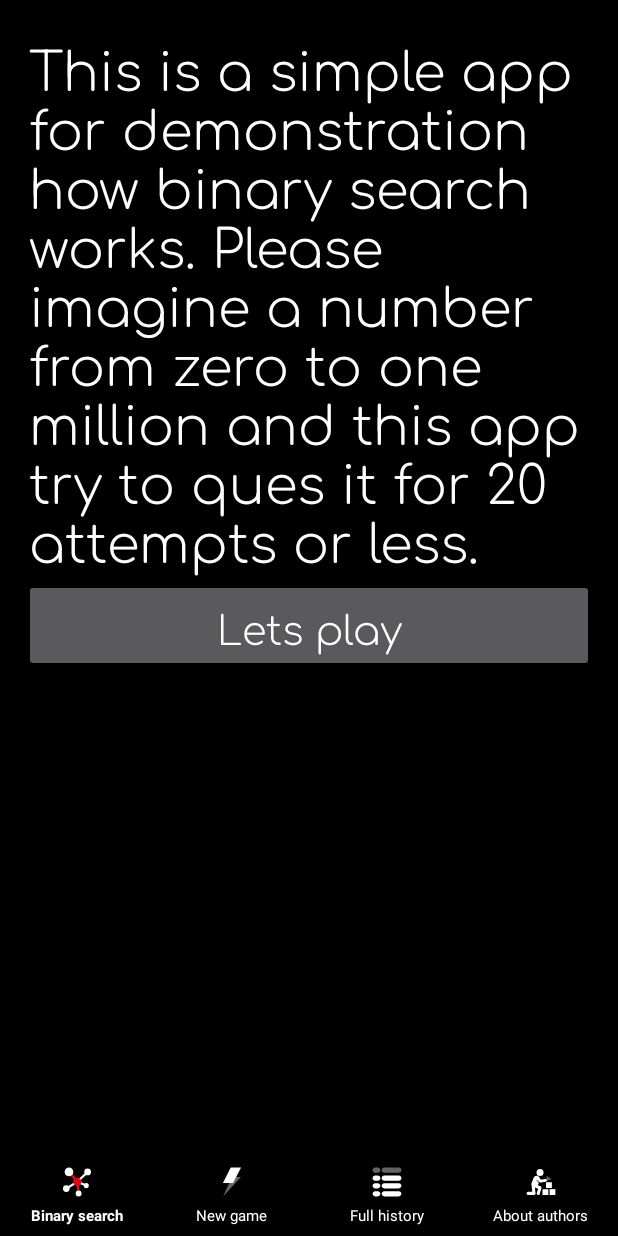
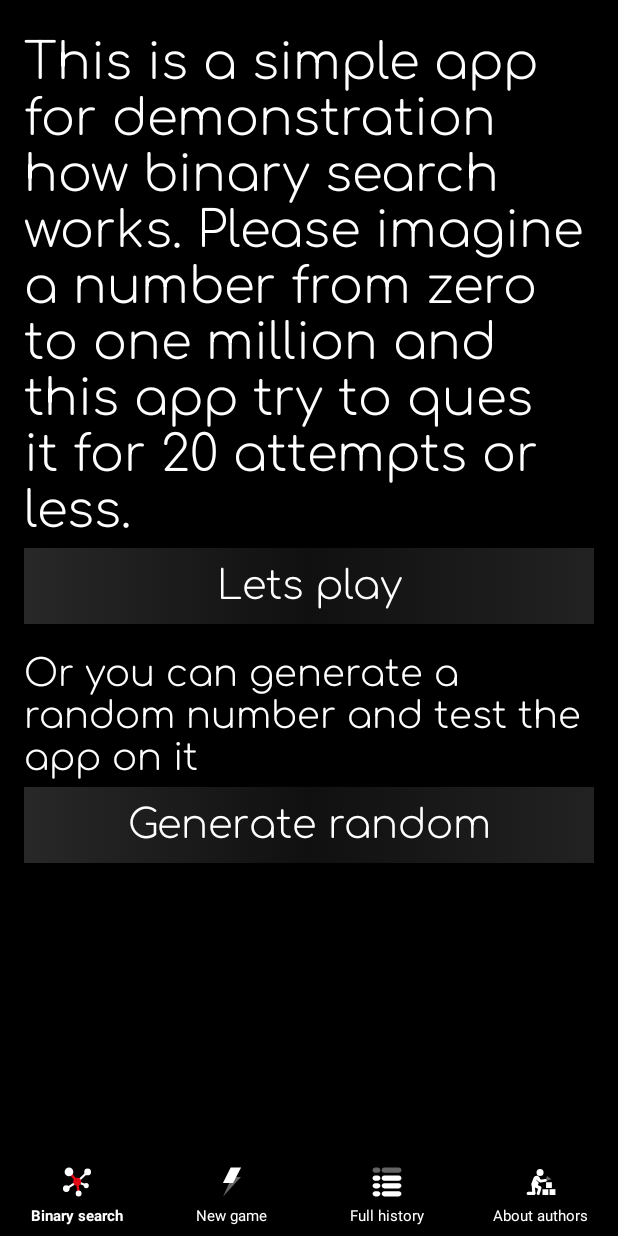
Before and after one commit to K2D2021/K2DBinarySearch, an Android app: the screen it shows after launch (MainActivity), on a phone screen of 412 x 824 dp. Run offline under Robolectric (Android 15) with nearby library versions, the phone set to English and light mode, and no system bars; our stand-ins replace Room's generated code.

Commit message:
Added styles for buttons. Now it more black, gradient and sharp.

```diff
--- /dev/null
+++ b/app/src/main/res/drawable/buttons_rounded_corners.xml
@@ -0,0 +1,28 @@
+<?xml version="1.0" encoding="utf-8"?>
+<selector xmlns:android="http://schemas.android.com/apk/res/android">
+    <item android:state_pressed="true">
+        <shape android:shape="rectangle">
+            <gradient android:centerColor="#000000"
+                android:endColor="#0C0C0C"
+                android:startColor="#121212" />
+            <corners android:radius="0dp" />
+            <padding android:bottom="9dp" />
+        </shape>
+    </item>
+    <item android:state_enabled="false">
+        <shape android:shape="rectangle">
+            <gradient android:centerColor="#000000"
+                android:endColor="#0C0C0C"
+                android:startColor="#121212" />
+            <corners android:radius="0dp" />
+            <padding android:bottom="9dp" />
+        </shape>
+    </item>
+    <item>
+        <shape android:shape="rectangle">
+            <gradient android:centerColor="#101010" android:endColor="#222222" android:startColor="#282828" />
+            <corners android:radius="0dp" />
+            <padding android:bottom="9dp" />
+        </shape>
+    </item>
+</selector>
--- /dev/null
+++ b/app/src/main/res/drawable/separator.xml
@@ -0,0 +1,8 @@
+<?xml version="1.0" encoding="utf-8"?>
+<shape xmlns:android="http://schemas.android.com/apk/res/android" >
+
+    <size android:height="8dp" />
+
+    <solid android:color="#000000" />
+
+</shape>
--- a/app/src/main/res/layout/fragment_game.xml
+++ b/app/src/main/res/layout/fragment_game.xml
@@ -13,8 +13,10 @@
         android:background="@color/nightDark"
         android:orientation="vertical"
         android:paddingLeft="16dp"
+        android:paddingTop="10dp"
         android:paddingRight="16dp"
-        android:paddingTop="10dp"
+        android:divider="@drawable/separator"
+        android:showDividers="middle"
         tools:ignore="UselessParent">
 
         <TextView
@@ -29,6 +31,7 @@
 
         <Button
             android:id="@+id/buttonLessF"
+            android:background="@drawable/buttons_rounded_corners"
             android:layout_width="match_parent"
             android:layout_height="wrap_content"
             android:fontFamily="@font/comfortaa_light"
@@ -41,6 +44,7 @@
 
         <Button
             android:id="@+id/buttonBigF"
+            android:background="@drawable/buttons_rounded_corners"
             android:layout_width="match_parent"
             android:layout_height="wrap_content"
             android:fontFamily="@font/comfortaa_light"
@@ -53,6 +57,7 @@
 
         <Button
             android:id="@+id/buttonYesF"
+            android:background="@drawable/buttons_rounded_corners"
             android:layout_width="match_parent"
             android:layout_height="wrap_content"
             android:fontFamily="@font/comfortaa_light"
@@ -65,6 +70,7 @@
 
         <Button
             android:id="@+id/buttonNewGameF"
+            android:background="@drawable/buttons_rounded_corners"
             android:layout_width="match_parent"
             android:layout_height="wrap_content"
             android:fontFamily="@font/comfortaa_light"
@@ -118,8 +124,8 @@
                 app:layout_constraintTop_toBottomOf="@+id/recyclerViewGameFragment" />
 
         </FrameLayout>
+
     </LinearLayout>
 
 
-
 </FrameLayout>
--- a/app/src/main/res/layout/fragment_history.xml
+++ b/app/src/main/res/layout/fragment_history.xml
@@ -39,10 +39,12 @@
             android:id="@+id/rcView"
             android:layout_width="match_parent"
             android:layout_height="0dp"
+            android:paddingBottom="8dp"
             android:layout_weight="1" />
 
         <Button
             android:id="@+id/buttonClearHistory"
+            android:background="@drawable/buttons_rounded_corners"
             android:layout_width="match_parent"
             android:layout_height="wrap_content"
             android:fontFamily="@font/comfortaa_light"
--- a/app/src/main/res/layout/fragment_home.xml
+++ b/app/src/main/res/layout/fragment_home.xml
@@ -9,28 +9,53 @@
     <androidx.constraintlayout.widget.ConstraintLayout
         android:layout_width="match_parent"
         android:layout_height="match_parent"
-        android:padding="16dp">
+        android:paddingLeft="16dp"
+        android:paddingTop="10dp"
+        android:paddingRight="16dp">
 
         <TextView
             android:id="@+id/textView3"
             android:layout_width="match_parent"
             android:layout_height="wrap_content"
             android:fontFamily="@font/comfortaa_light"
-            android:paddingHorizontal="3dp"
             android:text="@string/first_text"
             android:textColor="@color/white"
-            android:textSize="16pt"
+            android:textSize="15pt"
+            android:paddingBottom="4dp"
             app:layout_constraintTop_toTopOf="parent" />
 
         <Button
             android:id="@+id/buttonF"
+            android:background="@drawable/buttons_rounded_corners"
             android:layout_width="match_parent"
             android:layout_height="wrap_content"
             android:fontFamily="@font/comfortaa_light"
             android:text="@string/first_button"
             android:textAllCaps="false"
             android:textSize="12pt"
-            app:layout_constraintTop_toBottomOf="@+id/textView3" />
+            app:layout_constraintTop_toBottomOf="@+id/textView3"
+            tools:layout_editor_absoluteX="16dp" />
+        <TextView
+            android:id="@+id/generateRandomText"
+            android:layout_width="match_parent"
+            android:layout_height="wrap_content"
+            android:fontFamily="@font/comfortaa_light"
+            android:text="@string/randomNumber_text"
+            android:textColor="@color/white"
+            android:textSize="11pt"
+            android:paddingTop="10dp"
+            android:paddingBottom="4dp"
+            app:layout_constraintTop_toBottomOf="@+id/buttonF" />
+        <Button
+            android:id="@+id/generateRandomNumberBTN"
+            android:background="@drawable/buttons_rounded_corners"
+            android:layout_width="match_parent"
+            android:layout_height="wrap_content"
+            android:fontFamily="@font/comfortaa_light"
+            android:text="@string/generateRandomNumberBTNText"
+            android:textAllCaps="false"
+            android:textSize="12pt"
+            app:layout_constraintTop_toBottomOf="@+id/generateRandomText" />
 
     </androidx.constraintlayout.widget.ConstraintLayout>
 </FrameLayout>
--- a/app/src/main/res/values/strings.xml
+++ b/app/src/main/res/values/strings.xml
@@ -1,7 +1,9 @@
 <resources>
     <string name="app_name">K2DBinarySearch</string>
     <string name="first_text">This is a simple app for demonstration how binary search works. Please imagine a number from zero to one million and this app try to ques it for 20 attempts or less.</string>
+    <string name="randomNumber_text">Or you can generate a random number and test the app on it</string>
     <string name="first_button">Lets play</string>
+    <string name="generateRandomNumberBTNText">Generate random</string>
     <string name="less">It less</string>
     <string name="it_is">It is</string>
     <string name="big">It bigger</string>
@@ -35,5 +37,7 @@
     <string name="demo_animation">New game icon. Decoration element for demonstration animation</string>
     <string name="about_us_text">Hello i am new developer</string>
     <string name="it_is_empty">There was a number. Something broke?</string>
+    <string name="app_guesses">App guesses</string>
+    <string name="you_guess">You guess</string>
 
 </resources>
--- a/app/src/main/res/values/styles.xml
+++ b/app/src/main/res/values/styles.xml
@@ -19,5 +19,8 @@
         <item name="android:textSize">10sp</item>
     </style>
 
+    <style name="RoundedCornerButton" parent="@style/Widget.AppCompat.Button.Colored">
+        <item name="background">@drawable/buttons_rounded_corners</item>
+    </style>
 
 </resources>
```
